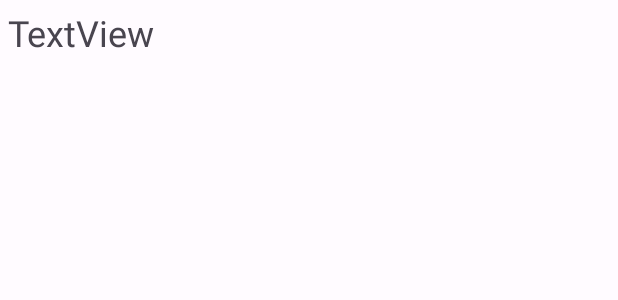
After one commit to JulenR14/DI, an Android app: the layout generos.xml on its own in the app's theme, with its tools: preview values and no code run, on a phone screen of 412 x 824 dp. The commit adds this screen. Shown: the top 300 px of the screen. Run offline under Robolectric (Android 15) with nearby library versions, the phone set to English and light mode, and no system bars; Roboto replaces fonts that are not available here.

Commit message:
Empezado el ejercicio 2

```diff
--- a/Actividades-Resueltas/Ejercicio4-DI/app/src/main/java/com/example/ejercicio1_di/NewPlayer.java
+++ b/Actividades-Resueltas/Ejercicio4-DI/app/src/main/java/com/example/ejercicio1_di/NewPlayer.java
@@ -31,7 +31,7 @@ public class NewPlayer extends AppCompatActivity {
         spinner.setOnItemSelectedListener(new AdapterView.OnItemSelectedListener() {
             @Override
             public void onItemSelected(AdapterView<?> parent, View view, int position, long id) {
-
+                texto.setText(spinner.getSelectedItem().toString());
             }
 
             @Override
--- a/Actividades-Resueltas/Ejercicio4-DI/app/src/main/java/com/example/ejercicio1_di/Plataformas.java
+++ b/Actividades-Resueltas/Ejercicio4-DI/app/src/main/java/com/example/ejercicio1_di/Plataformas.java
@@ -1,6 +1,7 @@
 package com.example.ejercicio1_di;
 
 import androidx.appcompat.app.AppCompatActivity;
+import androidx.recyclerview.widget.RecyclerView;
 
 import android.os.Bundle;
 import android.widget.ArrayAdapter;
@@ -29,10 +30,6 @@ public class Plataformas extends AppCompatActivity {
         super.onCreate(savedInstanceState);
         setContentView(R.layout.activity_plataformas);
 
-        ListView lista = findViewById(R.id.listView);
-        adaptador = new ArrayAdapter<String>(this, android.R.layout.simple_list_item_1, generos);
-
-        lista.setAdapter(adaptador);
 
     }
 }
--- /dev/null
+++ b/Actividades-Resueltas/Ejercicio4-DI/app/src/main/res/layout/generos.xml
@@ -0,0 +1,14 @@
+<?xml version="1.0" encoding="utf-8"?>
+<LinearLayout xmlns:android="http://schemas.android.com/apk/res/android"
+    android:layout_width="match_parent"
+    android:layout_height="match_parent"
+    android:orientation="vertical">
+
+    <TextView
+        android:id="@+id/generoText"
+        android:layout_width="match_parent"
+        android:layout_height="wrap_content"
+        android:padding="5dp"
+        android:text="TextView"
+        android:textSize="24sp" />
+</LinearLayout>
--- a/Actividades-Resueltas/Ejercicio4-DI/build.gradle.kts
+++ b/Actividades-Resueltas/Ejercicio4-DI/build.gradle.kts
@@ -1,4 +1,4 @@
 // Top-level build file where you can add configuration options common to all sub-projects/modules.
 plugins {
-    id("com.android.application") version "8.1.2" apply false
+    id("com.android.application") version "8.1.3" apply false
 }
```
Also changed, not shown: Actividades-Resueltas/Ejercicio4-DI/app/src/main/java/com/example/ejercicio1_di/GenerosAdapter.java (added, +45 -0 lines), Actividades-Resueltas/Ejercicio4-DI/app/src/main/java/com/example/ejercicio1_di/ViewHolder.java (added, +18 -0 lines), Actividades-Resueltas/Ejercicio4-DI/app/src/main/res/layout/activity_plataformas.xml (+3 -5 lines).
